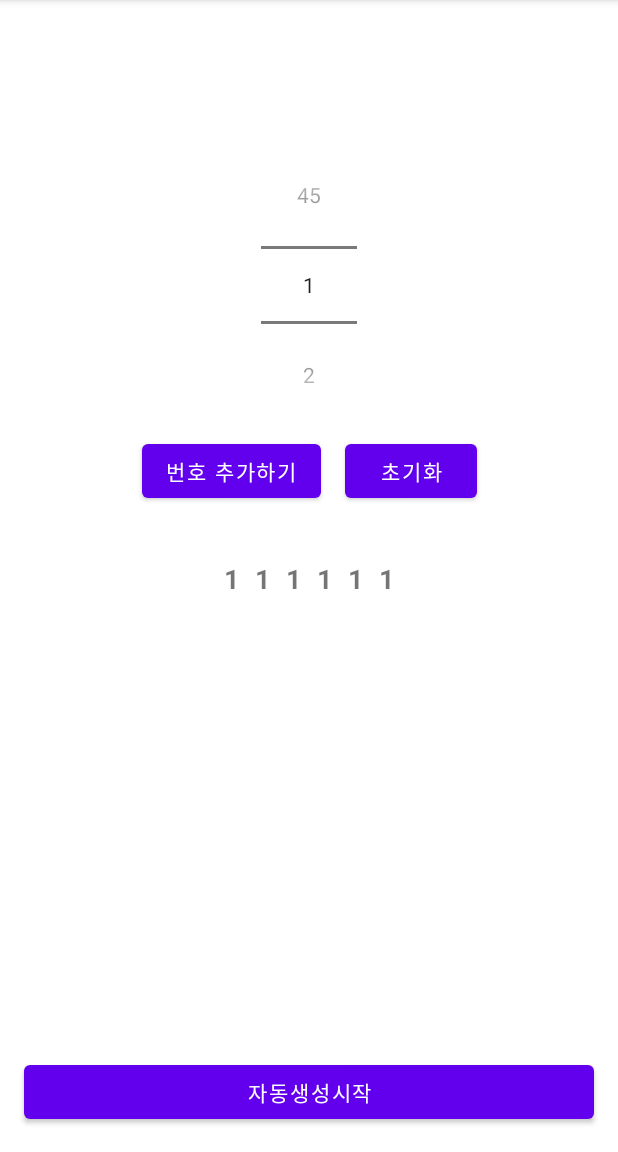
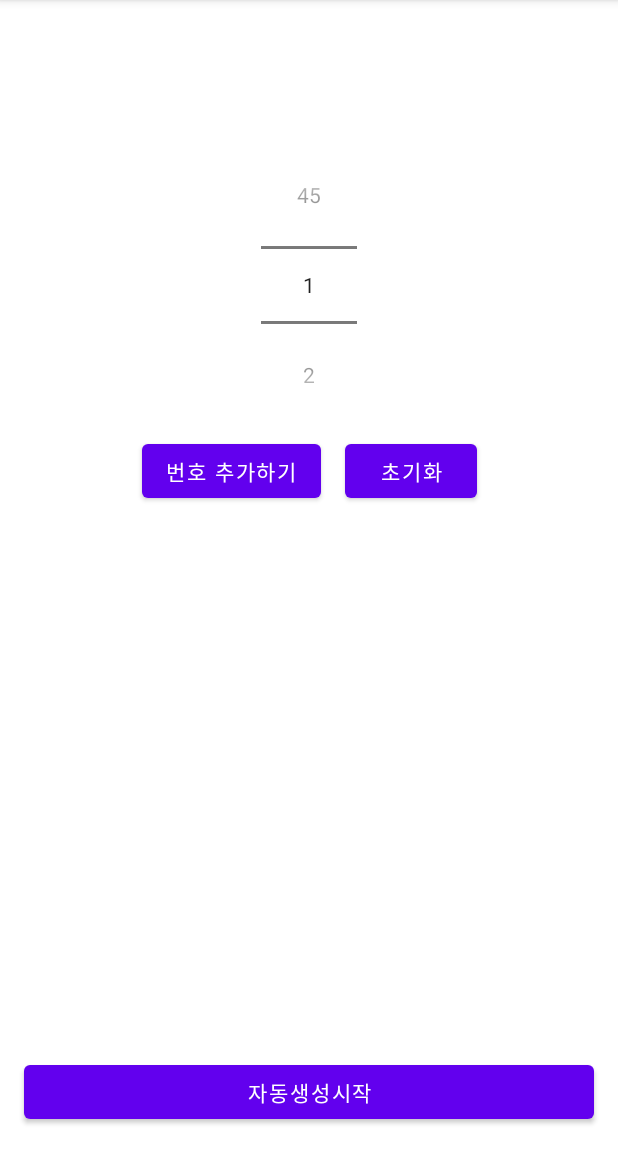
Before and after one commit to jjyu9312/MyAndroidApp_02_LOTTO, an Android app: the screen it shows after launch (MainActivity), on a phone screen of 412 x 824 dp, the part 84-1236 px from its top. Run offline under Robolectric (Android 15) with nearby library versions, the phone set to English and light mode, and no system bars.

Commit message:
22/02/18 \n 로또 번호 원하는 번호 하나씩 추가하기

```diff
--- a/app/src/main/res/layout/activity_main.xml
+++ b/app/src/main/res/layout/activity_main.xml
@@ -52,7 +52,9 @@
             android:id="@+id/textView1"
             android:textSize="18sp"
             android:textStyle="bold"
-            android:text="1"
+            android:text="0"
+            android:visibility="gone"
+            tools:visibility="visible"
             android:layout_margin="5dp"
             android:layout_width="wrap_content"
             android:layout_height="wrap_content"/>
@@ -61,7 +63,9 @@
             android:id="@+id/textView2"
             android:textSize="18sp"
             android:textStyle="bold"
-            android:text="1"
+            android:text="0"
+            android:visibility="gone"
+            tools:visibility="visible"
             android:layout_margin="5dp"
             android:layout_width="wrap_content"
             android:layout_height="wrap_content"/>
@@ -70,7 +74,9 @@
             android:id="@+id/textView3"
             android:textSize="18sp"
             android:textStyle="bold"
-            android:text="1"
+            android:text="0"
+            android:visibility="gone"
+            tools:visibility="visible"
             android:layout_margin="5dp"
             android:layout_width="wrap_content"
             android:layout_height="wrap_content"/>
@@ -79,7 +85,9 @@
             android:id="@+id/textView4"
             android:textSize="18sp"
             android:textStyle="bold"
-            android:text="1"
+            android:text="0"
+            android:visibility="gone"
+            tools:visibility="visible"
             android:layout_margin="5dp"
             android:layout_width="wrap_content"
             android:layout_height="wrap_content"/>
@@ -88,7 +96,9 @@
             android:id="@+id/textView5"
             android:textSize="18sp"
             android:textStyle="bold"
-            android:text="1"
+            android:text="0"
+            android:visibility="gone"
+            tools:visibility="visible"
             android:layout_margin="5dp"
             android:layout_width="wrap_content"
             android:layout_height="wrap_content"/>
@@ -97,7 +107,9 @@
             android:id="@+id/textView6"
             android:textSize="18sp"
             android:textStyle="bold"
-            android:text="1"
+            android:text="0"
+            android:visibility="gone"
+            tools:visibility="visible"
             android:layout_margin="5dp"
             android:layout_width="wrap_content"
             android:layout_height="wrap_content"/>
```
Also changed, not shown: app/src/main/java/com/kkuber/myapp_02_lotto/MainActivity.kt (+44 -0 lines).
